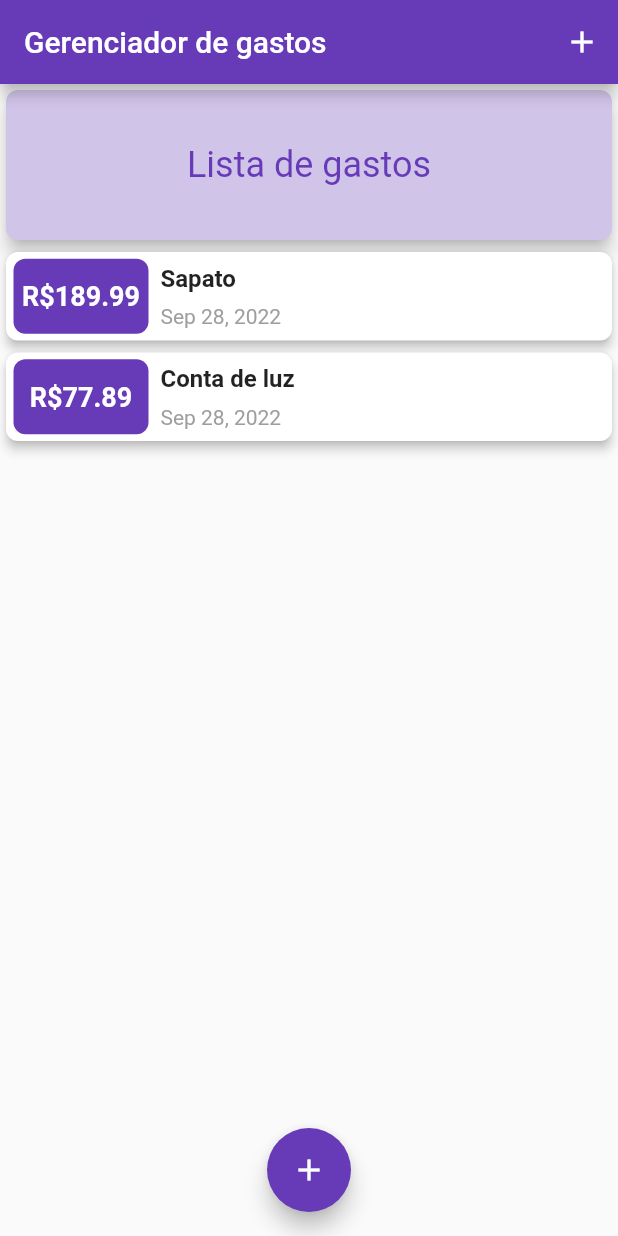
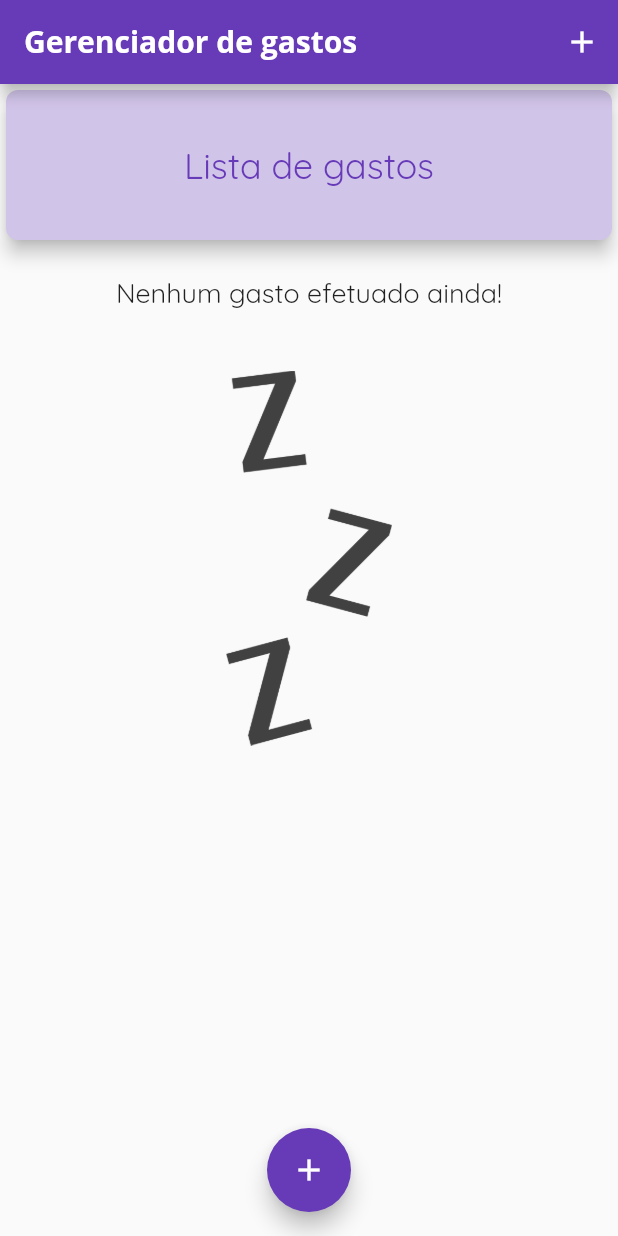
Before and after one commit to silveiraluisf/projeto_flutter_treino_gerenciador_gastos, a Flutter app: the screen it shows after launch, on a phone screen of 412 x 824 dp. Run offline on Flutter 3.47's test engine with Material 2 defaults, Android fonts, the phone set to English and light mode, and no system bars.

Commit message:
tela com imagem para quando não tem gastos cadastrados

```diff
--- a/lib/components/transactions_list.dart
+++ b/lib/components/transactions_list.dart
@@ -10,11 +10,25 @@ class TransactionsList extends StatelessWidget {
 
   @override
   Widget build(BuildContext context) {
-    return Container(
-        height: 300,
-        child: ListView.builder(
+    return SizedBox(
+        height: 400,
+        child: transactions.isEmpty ? Column(
+          children: <Widget>[
+            const Padding(
+              padding: EdgeInsets.all(20.0),
+              child: Text('Nenhum gasto efetuado ainda!', style: TextStyle(fontSize: 18),),
+            ),
+            Padding(
+              padding: const EdgeInsets.all(20.0),
+              child: SizedBox(
+                height: 250,
+                child:
+                  Image.asset('assets/images/waiting.png'),
+              ),
+            )
+          ],
+        ) : ListView.builder(
           itemBuilder: (context, index) {
-            // children: transactions.map((tx) {
             return Card(
               elevation: 3,
               shape: const RoundedRectangleBorder(
--- a/lib/main.dart
+++ b/lib/main.dart
@@ -14,7 +14,15 @@ class MyApp extends StatelessWidget {
       title: 'Gerenciador de gastos',
       theme: ThemeData(
         primarySwatch: Colors.deepPurple,
-      ),
+        fontFamily: 'Quicksand',
+        appBarTheme: const AppBarTheme(
+          titleTextStyle: TextStyle(
+              fontFamily: 'OpenSans',
+              fontSize: 20,
+              fontWeight: FontWeight.bold,
+            ),
+          ),
+        ),
       home: const MyHomePage(),
     );
   }
--- a/lib/screens/home.dart
+++ b/lib/screens/home.dart
@@ -13,9 +13,9 @@ class Home extends StatefulWidget {
 
 class _HomeState extends State<Home> {
   final List<Transaction> _userTransactions = [
-    Transaction(id: '1', title: 'Sapato', amount: 189.99, date: DateTime.now()),
-    Transaction(
-        id: '2', title: 'Conta de luz', amount: 77.89, date: DateTime.now()),
+    // Transaction(id: '1', title: 'Sapato', amount: 189.99, date: DateTime.now()),
+    // Transaction(
+    //     id: '2', title: 'Conta de luz', amount: 77.89, date: DateTime.now()),
   ];
 
   void _addNewTransaction(String txTitle, double txAmount) {
@@ -48,7 +48,6 @@ class _HomeState extends State<Home> {
   Widget build(BuildContext context) {
     return Scaffold(
       appBar: AppBar(
-        // backgroundColor: Colors.deepPurple,
         title: const Text('Gerenciador de gastos'),
         actions: [
           IconButton(
@@ -67,7 +66,6 @@ class _HomeState extends State<Home> {
       floatingActionButtonLocation: FloatingActionButtonLocation.centerFloat,
       floatingActionButton: FloatingActionButton(
         onPressed: () => _startAddNewTransaction(context),
-        // backgroundColor: Colors.deepPurple,
         child: const Icon(Icons.add),
       ),
     );
```
Also changed, not shown: pubspec.yaml (+13 -9 lines), assets/fonts/OpenSans-Bold.ttf (added), assets/fonts/OpenSans-Regular.ttf (added), assets/fonts/Quicksand-Bold.ttf (added), assets/fonts/Quicksand-Light.ttf (added), assets/fonts/Quicksand-Medium.ttf (added), assets/fonts/Quicksand-Regular.ttf (added), assets/images/waiting.png (added).
